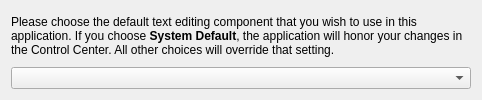
This is ktexteditor/editorchooser_ui.ui in KDE/kate as Qt 5 draws it before an edit. The edited form follows.
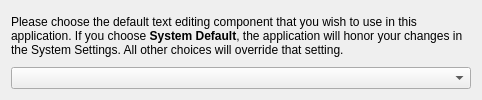
This is the edited form. Custom widgets are drawn as their Qt base class.

Commit message: change Control Center to System Settings

The edit to the form file:
```diff
--- a/ktexteditor/editorchooser_ui.ui
+++ b/ktexteditor/editorchooser_ui.ui
@@ -16,7 +16,7 @@
         </size>
        </property>
        <property name="text" >
-        <string>Please choose the default text editing component that you wish to use in this application. If you choose &lt;B>System Default&lt;/B>, the application will honor your changes in the Control Center. All other choices will override that setting.</string>
+        <string>Please choose the default text editing component that you wish to use in this application. If you choose &lt;B>System Default&lt;/B>, the application will honor your changes in the System Settings. All other choices will override that setting.</string>
        </property>
        <property name="textFormat" >
         <enum>Qt::AutoText</enum>
```
